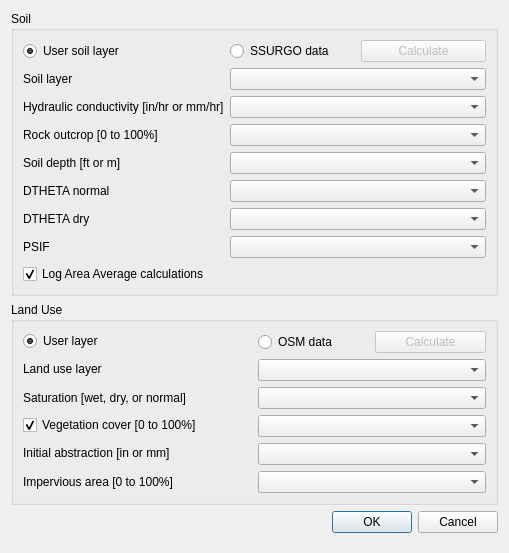
This is flo2d/ui/infil_green_ampt.ui in FLO-2DSoftware/qgis-flo-2d-plugin as Qt 5 draws it before an edit. The edited form follows.
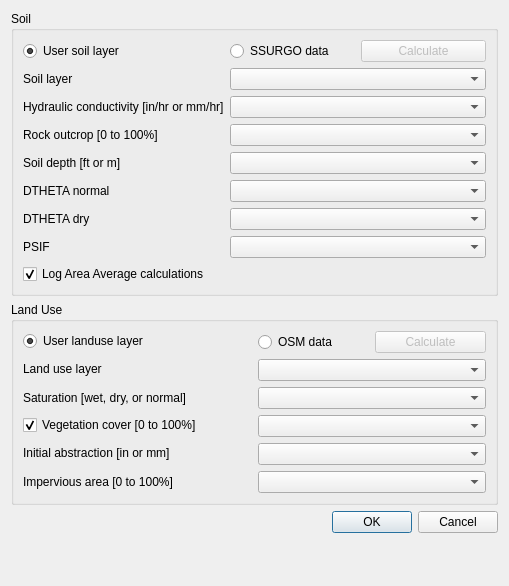
This is the edited form.

Patch:
```diff
--- a/flo2d/ui/infil_green_ampt.ui
+++ b/flo2d/ui/infil_green_ampt.ui
@@ -7,7 +7,7 @@
     <x>0</x>
     <y>0</y>
     <width>509</width>
-    <height>553</height>
+    <height>586</height>
    </rect>
   </property>
   <property name="windowTitle">
@@ -217,7 +217,7 @@
         <item row="0" column="0">
          <widget class="QRadioButton" name="lu_user_rb">
           <property name="text">
-           <string>User layer</string>
+           <string>User landuse layer</string>
           </property>
           <property name="checked">
            <bool>true</bool>
```
Left out of the diff: 186 changed lines with no effect on the pictures.
